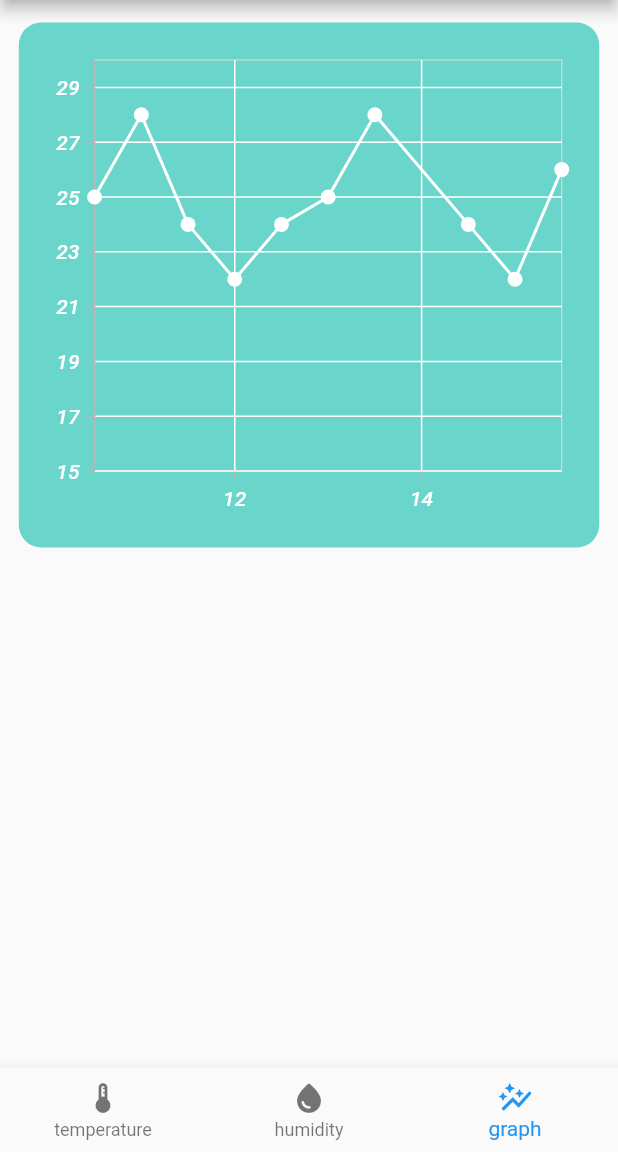
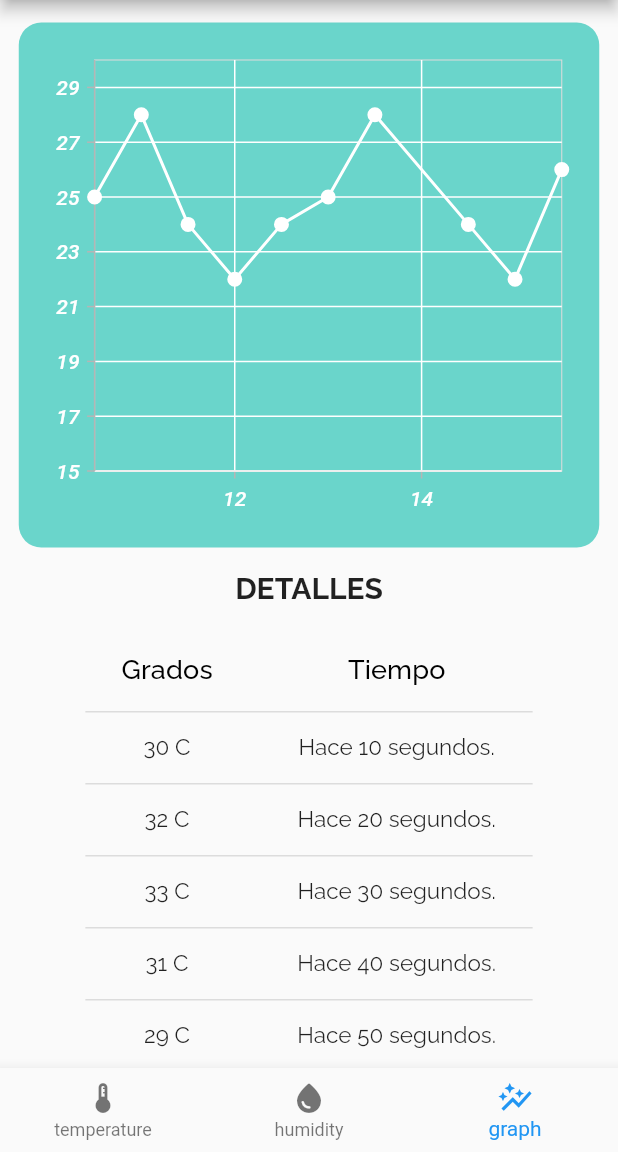
Before and after one commit to elmiliano/SB-129, a Flutter app: the screen it shows after launch, swiped to page 3, on a phone screen of 412 x 824 dp, the part 84-1236 px from its top. Run offline on Flutter 3.47's test engine with Material 2 defaults, Android fonts, the phone set to English and light mode, and no system bars; our stand-ins replace google_fonts, syncfusion_flutter_charts.

Commit message:
Tabla de datos

```diff
--- a/sb129/lib/screens/graph_screen.dart
+++ b/sb129/lib/screens/graph_screen.dart
@@ -1,5 +1,6 @@
 import 'package:flutter/material.dart';
 import 'package:syncfusion_flutter_charts/charts.dart';
+import 'package:google_fonts/google_fonts.dart';
 
 class GraphScreen extends StatelessWidget {
 
@@ -83,6 +84,10 @@ class GraphScreen extends StatelessWidget {
             ]
           )
         ),
+        SizedBox(height: 15,),
+        Text('DETALLES',style: GoogleFonts.raleway(textStyle: const TextStyle(fontSize: 20),fontWeight: FontWeight.bold),),
+        SizedBox(height: 15),
+        TablaDeTemps()
       ],
     );
   }
@@ -93,3 +98,70 @@ class ChartData {
     final double x;
     final double y;
 }
+
+class TablaDeTemps extends StatelessWidget {
+  List<Map> data = [
+    {
+      'temp': 30,
+      'timePassed': 10,
+    },
+    {
+      'temp': 32,
+      'timePassed': 20,
+    },
+    {
+      'temp': 33,
+      'timePassed': 30,
+    },
+    {
+      'temp': 31,
+      'timePassed': 40,
+    },
+    {
+      'temp': 29,
+      'timePassed': 50,
+    },
+    {
+      'temp': 32,
+      'timePassed': 60,
+    },
+  ];
+  @override
+    Widget build(BuildContext context) {
+
+      return DataTable(
+        columns: <DataColumn>[
+          DataColumn(
+            label: Expanded(
+              child: Center(
+                child: Text(
+                  'Grados',
+                  style: GoogleFonts.raleway(textStyle: const TextStyle(fontSize: 18)),
+                ),
+              ),
+            ),
+          ),
+          DataColumn(
+            label: Expanded(
+              child: Center(
+                child: Text(
+                  'Tiempo',
+                  style: GoogleFonts.raleway(textStyle: const TextStyle(fontSize: 18)),
+                ),
+              ),
+            ),
+          ),
+        ],
+        rows:_createRows()
+      );
+    }
+
+    List<DataRow> _createRows() {
+    return data
+        .map((dato) => DataRow(cells: [
+              DataCell(Center(child: Text( dato['temp'].toString() + ' C',style: GoogleFonts.raleway(textStyle: const TextStyle(fontSize: 15))))),
+              DataCell(Center(child: Text('Hace ' + dato['timePassed'].toString() + ' segundos.',style: GoogleFonts.raleway(textStyle: const TextStyle(fontSize: 15))))),
+            ]))
+        .toList();
+  }
+}
--- a/sb129/pubspec.yaml
+++ b/sb129/pubspec.yaml
@@ -29,6 +29,7 @@ environment:
 # the latest version available on pub.dev. To see which dependencies have newer
 # versions available, run `flutter pub outdated`.
 dependencies:
+  google_fonts: ^4.0.3
   flutter:
     sdk: flutter
   syncfusion_flutter_charts: ^21.1.35
```
Also changed, not shown: sb129/pubspec.lock, 1 other file.
